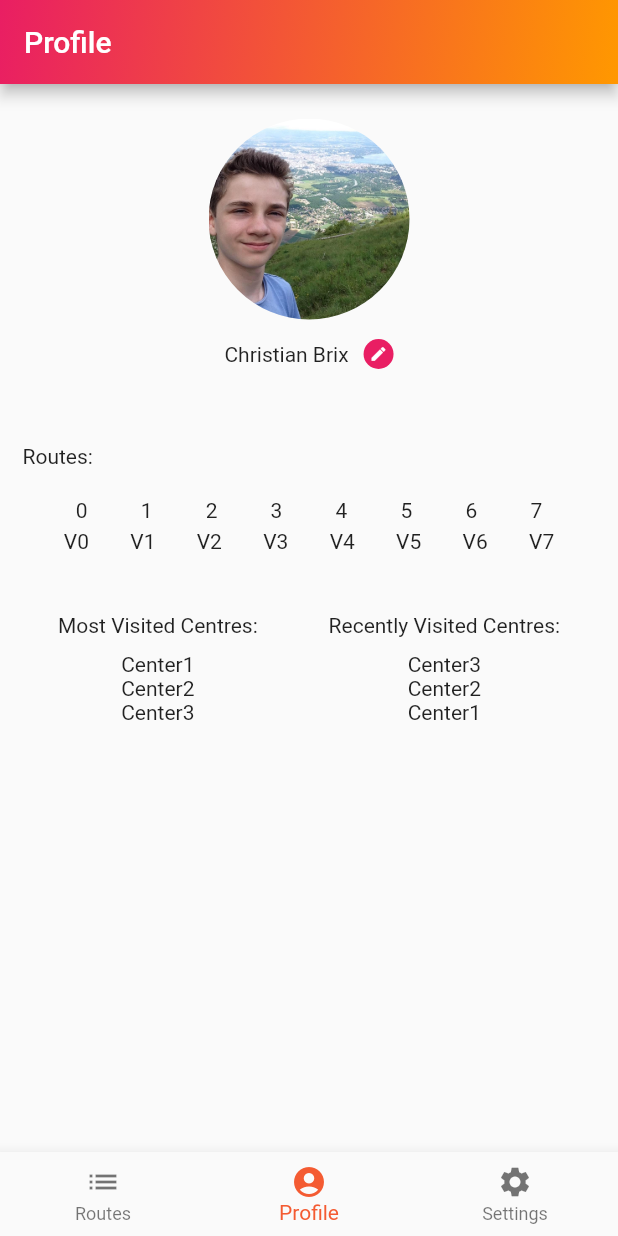
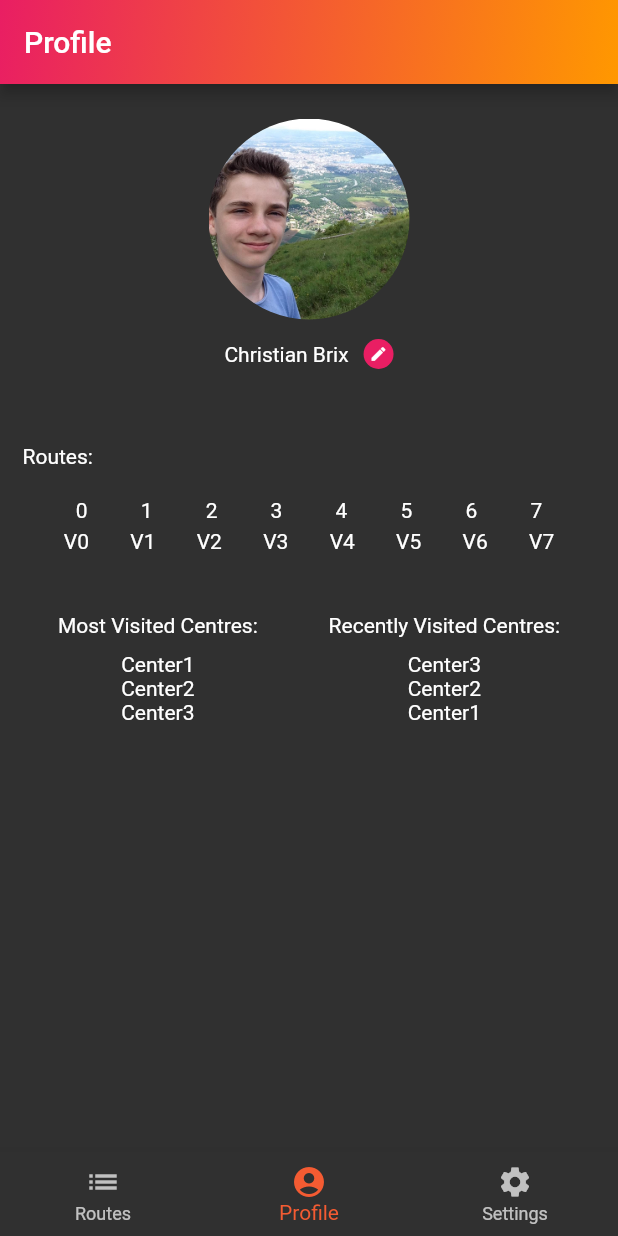
Before and after one commit to Skysub/climb.it, a Flutter app: the screen it shows after launch, item 2 of the bottom bar chosen, on a phone screen of 412 x 824 dp. Run offline on Flutter 3.47's test engine with Material 2 defaults, Android fonts, the phone set to English and light mode, and no system bars; our stand-ins replace cached_network_image, firebase_core, firebase_database; accounts and stored records are empty.

Commit message:
remove unused routing from MyApp

```diff
--- a/lib/main.dart
+++ b/lib/main.dart
@@ -27,12 +27,8 @@ class MyApp extends StatelessWidget {
       title: 'Flutter Demo',
       theme: ThemeData.light(),
       darkTheme: ThemeData.dark(),
-      //home: const Home(),
-
-      initialRoute: '/',
-      routes: {
-        '/': (context) => const Home(),
-      },
+      themeMode: ThemeMode.dark,
+      home: const Home(),
     );
   }
 }
```
